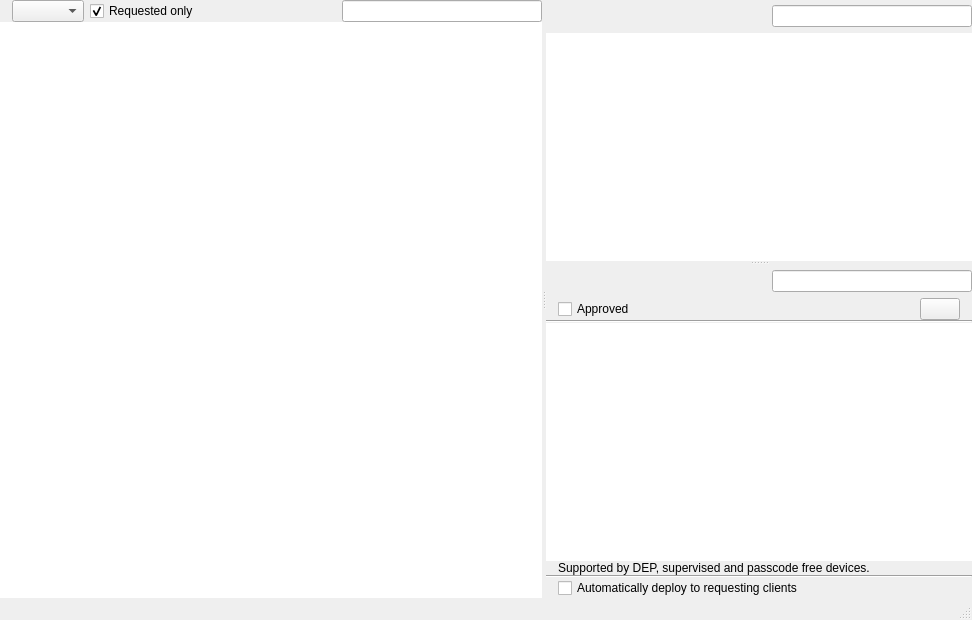
Old version of the form FWAdminLib/SoftwareUpdateDlg.ui in the repository fw-dev/translations.
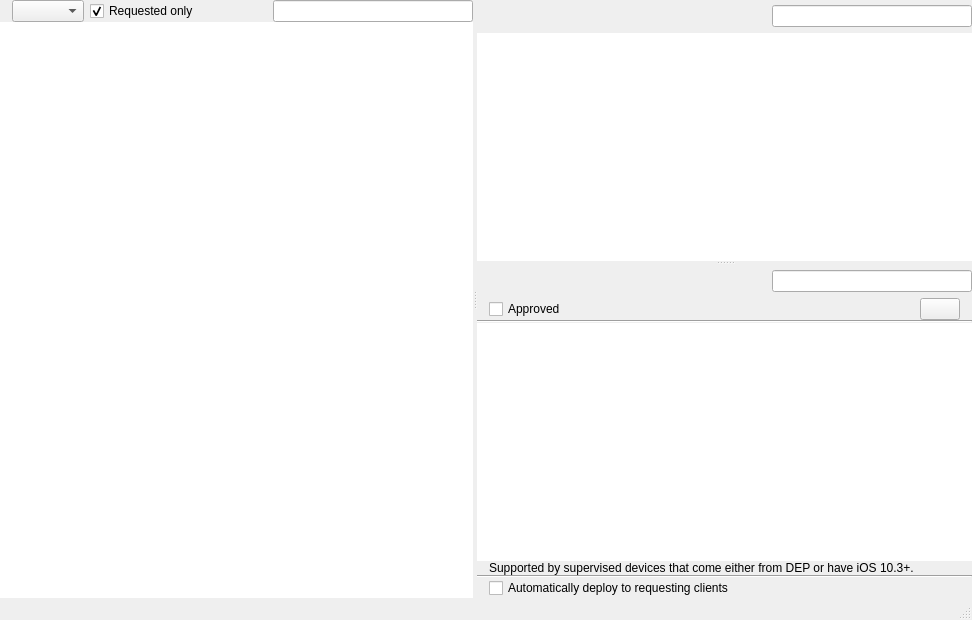
New version of the form. Custom widgets are drawn as their Qt base class.

```diff
--- a/FWAdminLib/SoftwareUpdateDlg.ui
+++ b/FWAdminLib/SoftwareUpdateDlg.ui
@@ -456,7 +456,7 @@
          <item>
           <widget class="QLabel" name="iosLabel">
            <property name="text">
-            <string>Supported by DEP, supervised and passcode free devices. </string>
+            <string>Supported by supervised devices that come either from DEP or have iOS 10.3+.</string>
            </property>
            <property name="indent">
             <number>12</number>
```
